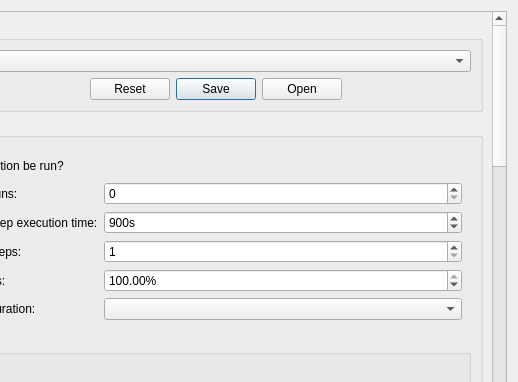
Before: the Qt Designer form sgcs/gui/options_configurator.ui in Michal-Stempkowski/sgcs, drawn with Qt 5; both pictures show x 130 to 648 and y 0 to 382 of the 648 by 536 pixel window.
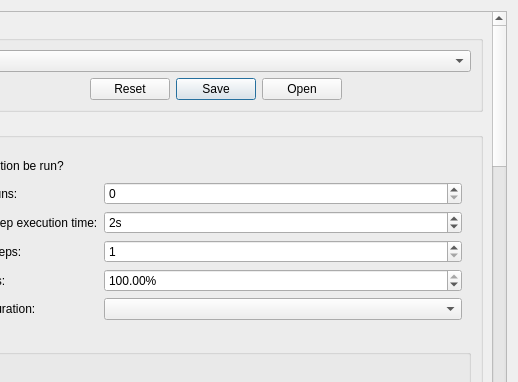
After: the same form once the commit is applied.

Patch:
```diff
--- a/sgcs/gui/options_configurator.ui
+++ b/sgcs/gui/options_configurator.ui
@@ -26,7 +26,7 @@
       <property name="geometry">
        <rect>
         <x>0</x>
-        <y>-607</y>
+        <y>0</y>
         <width>611</width>
         <height>1600</height>
        </rect>
@@ -92,7 +92,7 @@
                 <number>32000000</number>
                </property>
                <property name="value">
-                <number>900</number>
+                <number>2</number>
                </property>
               </widget>
              </item>
```
